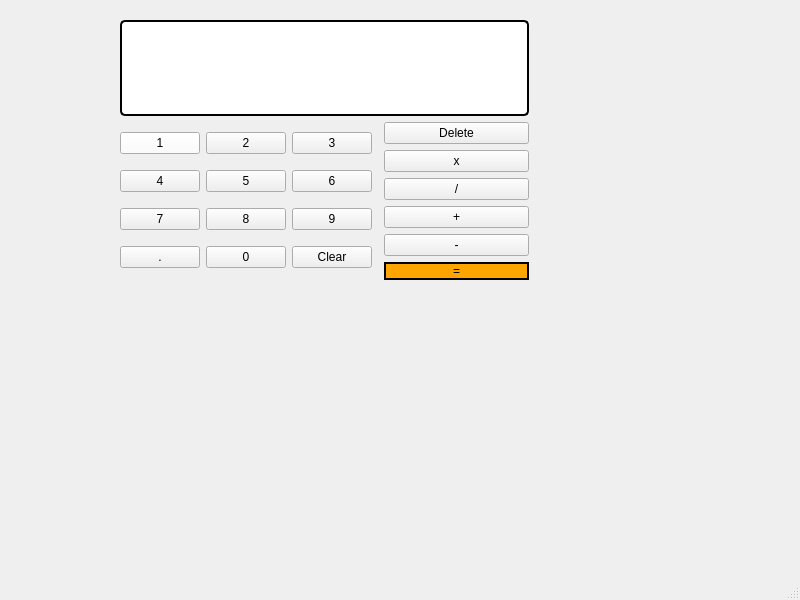
Before: the Qt Designer form calculator.ui in thiagsv/calculadora, drawn with Qt 5.
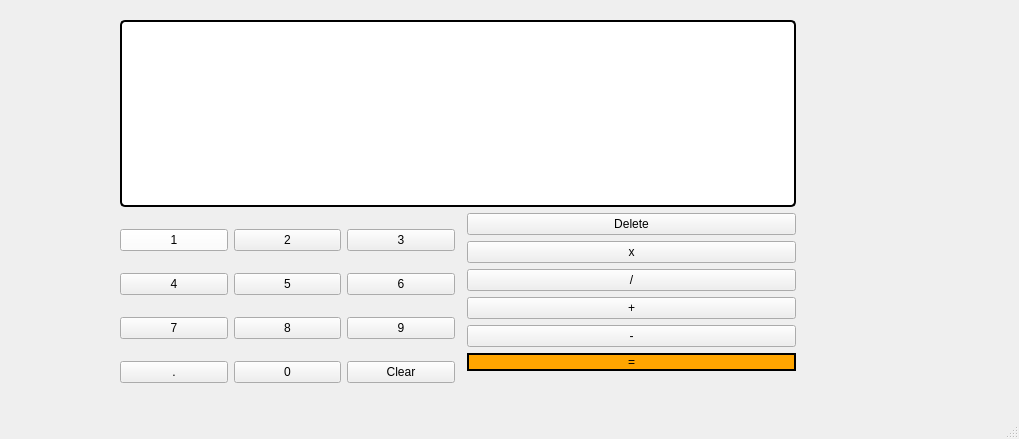
After: the same form once the commit is applied.

Patch:
```diff
--- a/calculator.ui
+++ b/calculator.ui
@@ -6,8 +6,8 @@
    <rect>
     <x>0</x>
     <y>0</y>
-    <width>800</width>
-    <height>600</height>
+    <width>1019</width>
+    <height>439</height>
    </rect>
   </property>
   <property name="windowTitle">
@@ -19,8 +19,8 @@
      <rect>
       <x>120</x>
       <y>20</y>
-      <width>409</width>
-      <height>260</height>
+      <width>676</width>
+      <height>379</height>
      </rect>
     </property>
     <layout class="QVBoxLayout" name="verticalLayout_3">
@@ -31,7 +31,7 @@
          <property name="maximumSize">
           <size>
            <width>16777215</width>
-           <height>1600000</height>
+           <height>160000</height>
           </size>
          </property>
          <property name="layoutDirection">
@@ -245,7 +245,14 @@
           </layout>
          </item>
          <item>
-          <layout class="QFormLayout" name="operationsArea">
+          <layout class="QFormLayout" name="operationsArea_2">
+           <item row="0" column="1">
+            <widget class="QPushButton" name="delete_2">
+             <property name="text">
+              <string>Delete</string>
+             </property>
+            </widget>
+           </item>
            <item row="1" column="1">
             <widget class="QPushButton" name="multiplier">
              <property name="cursor">
@@ -266,6 +273,16 @@
              </property>
             </widget>
            </item>
+           <item row="3" column="1">
+            <widget class="QPushButton" name="plus">
+             <property name="cursor">
+              <cursorShape>PointingHandCursor</cursorShape>
+             </property>
+             <property name="text">
+              <string>+</string>
+             </property>
+            </widget>
+           </item>
            <item row="4" column="1">
             <widget class="QPushButton" name="minus">
              <property name="cursor">
@@ -276,16 +293,6 @@
              </property>
             </widget>
            </item>
-           <item row="3" column="1">
-            <widget class="QPushButton" name="plus">
-             <property name="cursor">
-              <cursorShape>PointingHandCursor</cursorShape>
-             </property>
-             <property name="text">
-              <string>+</string>
-             </property>
-            </widget>
-           </item>
            <item row="5" column="1">
             <widget class="QPushButton" name="buttonEqual">
              <property name="cursor">
@@ -303,13 +310,6 @@
              </property>
             </widget>
            </item>
-           <item row="0" column="1">
-            <widget class="QPushButton" name="delete_2">
-             <property name="text">
-              <string>Delete</string>
-             </property>
-            </widget>
-           </item>
           </layout>
          </item>
         </layout>
@@ -319,6 +319,7 @@
     </layout>
    </widget>
   </widget>
+  <widget class="QStatusBar" name="statusbar"/>
   <widget class="QMenuBar" name="menubar">
    <property name="geometry">
     <rect>
@@ -329,7 +330,6 @@
     </rect>
    </property>
   </widget>
-  <widget class="QStatusBar" name="statusbar"/>
  </widget>
  <resources/>
  <connections/>
```
Left out of the diff: 102 changed lines with no effect on the pictures.
